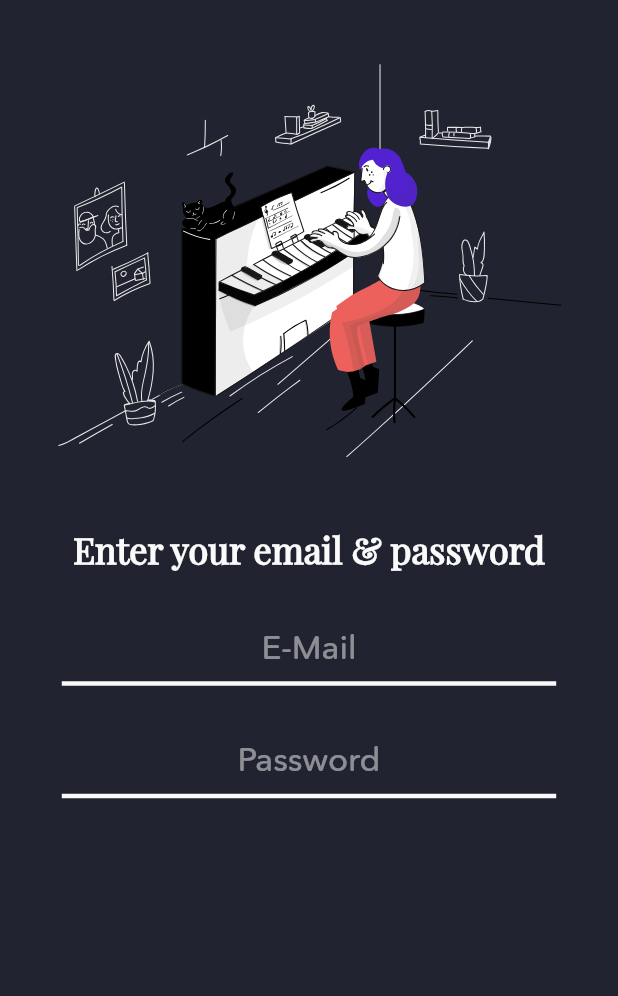
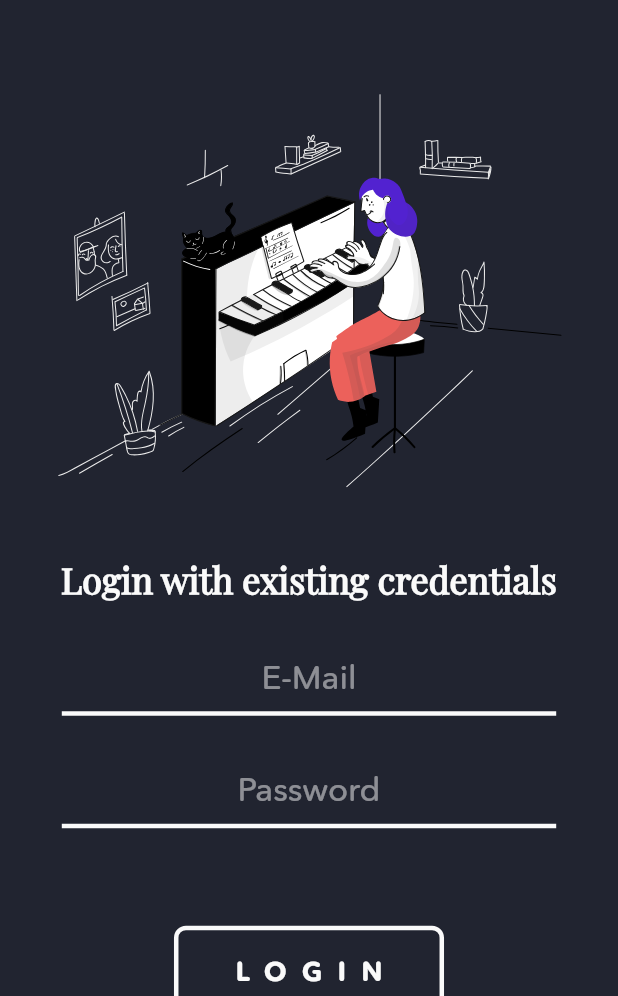
Before and after one commit to jokilic/zadatko, a Flutter app: the screen it shows after launch, after a tap on "LOGIN", on a phone screen of 412 x 824 dp, the part 240-1236 px from its top. Run offline on Flutter 3.47's test engine with Material 2 defaults, Android fonts, the phone set to English and light mode, and no system bars; our stand-ins replace firebase_auth, firebase_core, flutter_svg; accounts and stored records are empty; project files that could hold a hidden picture were left out.

Commit message:
Working on the StartScreen

```diff
--- /dev/null
+++ b/lib/components/hero_section.dart
@@ -0,0 +1,24 @@
+import 'package:flutter/material.dart';
+
+import '../constants.dart';
+
+// The title on the top of the Screen
+class HeroSection extends StatelessWidget {
+  @override
+  Widget build(BuildContext context) {
+    return Column(
+      children: [
+        Text(
+          welcomeString,
+          textAlign: TextAlign.center,
+          style: Theme.of(context).textTheme.headline1.copyWith(fontSize: 28.0),
+        ),
+        Text(
+          appName,
+          textAlign: TextAlign.center,
+          style: Theme.of(context).textTheme.headline1,
+        ),
+      ],
+    );
+  }
+}
--- a/lib/screens/start_screen/components/start_button.dart
+++ b/lib/components/zadatko_button.dart
@@ -1,31 +1,36 @@
 import 'package:flutter/material.dart';
 
-class StartButton extends StatelessWidget {
+import '../constants.dart';
+
+// Standardized button used across the app
+class ZadatkoButton extends StatelessWidget {
   final String text;
   final Function onTap;
-  final Color color;
 
-  StartButton({
+  ZadatkoButton({
     @required this.text,
     @required this.onTap,
-    @required this.color,
   });
 
   @override
   Widget build(BuildContext context) {
     return FlatButton(
       padding: EdgeInsets.symmetric(
-        horizontal: 28.0,
-        vertical: 16.0,
+        horizontal: 36.0,
+        vertical: 20.0,
       ),
       child: Text(
         text,
         style: Theme.of(context).textTheme.button,
       ),
       onPressed: onTap,
-      color: color,
+      // color: color,
       shape: RoundedRectangleBorder(
         borderRadius: BorderRadius.circular(8.0),
+        side: BorderSide(
+          color: lightColor,
+          width: 3,
+        ),
       ),
     );
   }
--- a/lib/screens/start_screen/components/start_text_field.dart
+++ b/lib/components/zadatko_text_field.dart
@@ -1,16 +1,19 @@
 import 'package:flutter/material.dart';
 
-import '../../../constants.dart';
+import '../constants.dart';
 
-class StartTextField extends StatelessWidget {
-  final Function onChanged;
+// Standardized TextField used across the app
+// TODO: Potentially make the TextField nicer looking
+// TODO: Create FocusNodes
+class ZadatkoTextField extends StatelessWidget {
   final String hintText;
   final bool isObscureText;
+  final TextEditingController textEditingController;
 
-  StartTextField({
-    @required this.onChanged,
+  ZadatkoTextField({
     @required this.hintText,
     this.isObscureText = false,
+    @required this.textEditingController,
   });
 
   @override
@@ -22,7 +25,7 @@ class StartTextField extends StatelessWidget {
       child: Column(
         children: [
           TextField(
-            onChanged: onChanged,
+            controller: textEditingController,
             obscureText: isObscureText,
             textAlign: TextAlign.center,
             style: TextStyle(
--- a/lib/constants.dart
+++ b/lib/constants.dart
@@ -31,12 +31,28 @@ const List<String> illustrations = [
   yogaIllustration,
 ];
 
+// Error Strings
+const String loginUserNotFoundString = 'Usero not foundo.';
+const String loginWrongPasswordString = 'Passwordo is wrongo.';
+const String signupAccountExistsString = 'Accounto already existando.';
+const String signupWeakPasswordString = 'Passwordo not strongo enough.';
+const String signupGeneralErrorString = 'Accounto already existando.';
+const String generalErrorString = 'Erroro has happendo.';
+
 // Start Screen
 const String welcomeString = 'Welcome to';
 const String loginString = 'Login';
 const String signupString = 'Signup';
 const String emailHintText = 'E-Mail';
 const String passwordHintText = 'Password';
+const String loginTitle = 'Login with existing credentials';
+const String signupTitle = 'Create a new account below';
+const String bottomTextFirstString = 'You can ';
+const String bottomTextSecondString = ' instead.';
+
+// Tasks Screen
+const String connectedString = 'You are logindo!\n\n🥳';
+const String errorString = 'Erroro has happendo!\n\n🥺';
 
 // Main.dart
 ThemeData theme() {
--- a/lib/main.dart
+++ b/lib/main.dart
@@ -1,25 +1,20 @@
 import 'package:flutter/material.dart';
-import 'package:provider/provider.dart';
 
 import './constants.dart';
 import './routes.dart';
-import './models/task.dart';
-import './screens/start_screen/start_screen.dart';
+import './screens/loading_screen/loading_screen.dart';
 
 void main() => runApp(Zadatko());
 
 class Zadatko extends StatelessWidget {
   @override
   Widget build(BuildContext context) {
-    return ChangeNotifierProvider<Task>(
-      create: (context) => Task(),
-      child: MaterialApp(
-        debugShowCheckedModeBanner: false,
-        title: appName,
-        theme: theme(),
-        initialRoute: StartScreen.routeName,
-        routes: routes,
-      ),
+    return MaterialApp(
+      debugShowCheckedModeBanner: false,
+      title: appName,
+      theme: theme(),
+      initialRoute: LoadingScreen.routeName,
+      routes: routes,
     );
   }
 }
--- a/lib/models/auth.dart
+++ b/lib/models/auth.dart
@@ -1,21 +1,75 @@
-import 'package:flutter/cupertino.dart';
+import 'dart:async';
 
-class Auth extends ChangeNotifier {
-  String email;
-  String password;
+import 'package:firebase_auth/firebase_auth.dart';
 
-  Auth({
-    this.email,
-    this.password,
-  });
+enum LoginState {
+  loggedIn,
+  userNotFound,
+  wrongPassword,
+  generalError,
+}
 
-  void createEmail(String typedEmail) {
-    email = typedEmail;
-    notifyListeners();
+enum SignupState {
+  signedUp,
+  accountExists,
+  weakPassword,
+  generalError,
+}
+
+LoginState loginState;
+SignupState signupState;
+
+FirebaseAuth firebaseAuth = FirebaseAuth.instance;
+
+class Auth {
+  // Login to Firebase with Email & Password
+  Future<void> loginFirebase(String email, String password) async {
+    try {
+      await firebaseAuth.signInWithEmailAndPassword(
+        email: email,
+        password: password,
+      );
+      loginState = LoginState.loggedIn;
+      print(loginState);
+    } on FirebaseAuthException catch (e) {
+      if (e.code == 'user-not-found') {
+        loginState = LoginState.userNotFound;
+        print(loginState);
+      } else if (e.code == 'wrong-password') {
+        loginState = LoginState.wrongPassword;
+        print(loginState);
+      }
+    } catch (e) {
+      loginState = LoginState.generalError;
+      print(loginState);
+      print('Zadatko: ${e.toString()}');
+      print(e.message);
+    }
   }
 
-  void createPassword(String typedPassword) {
-    password = typedPassword;
-    notifyListeners();
+  // Signup to Firebase with Email & Password
+  Future<void> signupFirebase(String email, String password) async {
+    try {
+      await firebaseAuth.createUserWithEmailAndPassword(
+        email: email,
+        password: password,
+      );
+      signupState = SignupState.signedUp;
+    } on FirebaseAuthException catch (e) {
+      if (e.code == 'weak-password') {
+        signupState = SignupState.weakPassword;
+        print('Zadatko: The password provided is too weak.');
+      } else if (e.code == 'email-already-in-use') {
+        signupState = SignupState.accountExists;
+        print('Zadatko: The account already exists for that email.');
+      }
+    } catch (e) {
+      signupState = SignupState.generalError;
+      print('Zadatko: ${e.toString()}');
+      print(e.message);
+    }
   }
+
+  // Sign out of Firebase
+  Future<void> signOutFirebase() async => await firebaseAuth.signOut();
 }
--- a/lib/models/task.dart
+++ b/lib/models/task.dart
@@ -1,12 +1,16 @@
-import 'package:flutter/cupertino.dart';
+import 'package:flutter/material.dart';
+
+import './tag.dart';
 
 class Task extends ChangeNotifier {
   final String text;
+  final Tag tag;
   final Color color;
   bool isDone;
 
   Task({
     this.text,
+    this.tag,
     this.color,
     this.isDone = false,
   });
--- a/lib/routes.dart
+++ b/lib/routes.dart
@@ -1,9 +1,11 @@
 import 'package:flutter/widgets.dart';
 
+import './screens/loading_screen/loading_screen.dart';
 import './screens/start_screen/start_screen.dart';
-import './screens/home_screen/home_screen.dart';
+import './screens/tasks_screen/tasks_screen.dart';
 
 final Map<String, WidgetBuilder> routes = {
+  LoadingScreen.routeName: (context) => LoadingScreen(),
   StartScreen.routeName: (context) => StartScreen(),
-  HomeScreen.routeName: (context) => HomeScreen(),
+  TasksScreen.routeName: (context) => TasksScreen(),
 };
--- /dev/null
+++ b/lib/screens/loading_screen/loading_screen.dart
@@ -0,0 +1,44 @@
+import 'package:flutter/material.dart';
+import 'package:firebase_core/firebase_core.dart';
+import 'package:firebase_auth/firebase_auth.dart';
+
+import '../../components/loading.dart';
+import '../../components/error_screen.dart';
+import '../start_screen/start_screen.dart';
+import '../tasks_screen/tasks_screen.dart';
+
+class LoadingScreen extends StatelessWidget {
+  static const routeName = '/loading-screen';
+
+  // Initialize Firebase App
+  final Future<FirebaseApp> _initialization = Firebase.initializeApp();
+
+  @override
+  Widget build(BuildContext context) {
+    return FutureBuilder(
+      future: _initialization,
+      builder: (context, snapshot) {
+        // Show Error Screen if the initialization throws an error
+        if (snapshot.hasError) {
+          return ErrorScreen();
+        }
+
+        // Return a StreamBuilder if the Firebase app initializes
+        if (snapshot.connectionState == ConnectionState.done) {
+          return StreamBuilder<User>(
+              stream: FirebaseAuth.instance.authStateChanges(),
+              builder: (context, snapshot) {
+                // Show TasksScreen if the user is logged in
+                if (snapshot.hasData) return TasksScreen();
+
+                // Show StartScreen if the user is not logged in
+                return StartScreen();
+              });
+        }
+
+        // Show a LoadingScreen while waiting
+        return Loading();
+      },
+    );
+  }
+}
--- /dev/null
+++ b/lib/screens/start_screen/components/build_start_buttons.dart
@@ -0,0 +1,28 @@
+import 'package:flutter/material.dart';
+
+import '../../../components/zadatko_button.dart';
+import '../../../constants.dart';
+
+// Create buttons used in the StartScreen
+Widget buildStartButtons({
+  @required BuildContext context,
+  @required Function loginOnTap,
+  @required Function signupOnTap,
+}) {
+  return Container(
+    child: Column(
+      children: [
+        SizedBox(height: 24.0),
+        ZadatkoButton(
+          text: loginString.toUpperCase(),
+          onTap: loginOnTap,
+        ),
+        SizedBox(height: 32.0),
+        ZadatkoButton(
+          text: signupString.toUpperCase(),
+          onTap: signupOnTap,
+        ),
+      ],
+    ),
+  );
+}
--- /dev/null
+++ b/lib/screens/start_screen/components/start_fields.dart
@@ -0,0 +1,99 @@
+import 'package:flutter/material.dart';
+
+import '../../../constants.dart';
+import '../../../components/zadatko_text_field.dart';
+import '../../../components/zadatko_button.dart';
+import '../../../models/auth.dart';
+
+// Create TextFields & other elements used in the StartScreen
+class StartFields extends StatelessWidget {
+  final String titleText;
+  final String buttonText;
+  final String bottomText;
+  final String errorText;
+  final TextEditingController emailController;
+  final TextEditingController passwordController;
+  final Function buttonCallback;
+  final Function bottomTextCallback;
+
+  StartFields({
+    @required this.titleText,
+    @required this.buttonText,
+    @required this.bottomText,
+    @required this.emailController,
+    @required this.passwordController,
+    @required this.buttonCallback,
+    @required this.bottomTextCallback,
+    @required this.errorText,
+  });
+
+  @override
+  Widget build(BuildContext context) {
+    return Container(
+      padding: EdgeInsets.symmetric(horizontal: 36.0),
+      child: Column(
+        children: [
+          Text(
+            titleText,
+            textAlign: TextAlign.center,
+            style:
+                Theme.of(context).textTheme.headline1.copyWith(fontSize: 24.0),
+          ),
+          SizedBox(height: 24.0),
+          ZadatkoTextField(
+            hintText: emailHintText,
+            textEditingController: emailController,
+          ),
+          SizedBox(height: 24.0),
+          ZadatkoTextField(
+            hintText: passwordHintText,
+            isObscureText: true,
+            textEditingController: passwordController,
+          ),
+          SizedBox(height: 20.0),
+          Text(
+            errorText,
+            textAlign: TextAlign.center,
+            style:
+                Theme.of(context).textTheme.bodyText1.copyWith(fontSize: 20.0),
+          ),
+          SizedBox(height: 20.0),
+          ZadatkoButton(
+            text: buttonText,
+            onTap: buttonCallback,
+          ),
+          SizedBox(height: 12.0),
+          Row(
+            mainAxisAlignment: MainAxisAlignment.center,
+            children: [
+              Text(
+                bottomTextFirstString,
+                style: Theme.of(context)
+                    .textTheme
+                    .bodyText1
+                    .copyWith(fontSize: 18.0),
+              ),
+              GestureDetector(
+                onTap: bottomTextCallback,
+                child: Text(
+                  bottomText,
+                  style: Theme.of(context).textTheme.bodyText1.copyWith(
+                        fontSize: 18.0,
+                        fontWeight: FontWeight.w700,
+                      ),
+                ),
+              ),
+              Text(
+                bottomTextSecondString,
+                style: Theme.of(context)
+                    .textTheme
+                    .bodyText1
+                    .copyWith(fontSize: 18.0),
+              ),
+            ],
+          ),
+        ],
+      ),
+    );
+  }
+}
--- a/lib/screens/start_screen/start_screen.dart
+++ b/lib/screens/start_screen/start_screen.dart
@@ -1,34 +1,83 @@
 import 'dart:math';
-
 import 'package:flutter/material.dart';
 import 'package:flutter_svg/flutter_svg.dart';
-import 'package:zadatko/constants.dart';
-import 'package:zadatko/screens/start_screen/components/start_text_field.dart';
 
-import 'components/start_button.dart';
+import '../../constants.dart';
+import '../../models/auth.dart';
+import './components/start_fields.dart';
+import './components/build_start_buttons.dart';
+import '../../components/hero_section.dart';
 
-enum StartState {
+enum StartFieldsState {
   start,
   login,
   signup,
 }
 
+StartFieldsState startFieldsState = StartFieldsState.start;
+String loginErrorText = '';
+String signupErrorText = '';
+
 class StartScreen extends StatefulWidget {
-  static const routeName = '/login-screen';
+  static const routeName = '/start-screen';
 
   @override
   _StartScreenState createState() => _StartScreenState();
 }
 
 class _StartScreenState extends State<StartScreen> {
-  StartState startState = StartState.start;
+  TextEditingController emailController = TextEditingController();
+  TextEditingController passwordController = TextEditingController();
 
+  // Get an illustration to show on the StartScreen
   String get getRandomIllustration =>
       illustrations[Random().nextInt(illustrations.length)];
 
-  void changeStartScreenState(StartState newStartState) {
+  // Used for Login errors
+  void generateLoginErrorText() {
+    switch (loginState) {
+      case LoginState.userNotFound:
+        loginErrorText = loginUserNotFoundString;
+        break;
+      case LoginState.wrongPassword:
+        loginErrorText = loginWrongPasswordString;
+        break;
+      case LoginState.generalError:
+        loginErrorText = generalErrorString;
+        break;
+      case LoginState.loggedIn:
+        loginErrorText = '';
+        break;
+      default:
+        loginErrorText = '';
+    }
+    setState(() {});
+  }
+
+  void generateSignupErrorText() {
+    switch (signupState) {
+      case SignupState.accountExists:
+        signupErrorText = signupAccountExistsString;
+        break;
+      case SignupState.weakPassword:
+        signupErrorText = signupWeakPasswordString;
+        break;
+      case SignupState.generalError:
+        signupErrorText = generalErrorString;
+        break;
+      case SignupState.signedUp:
+        signupErrorText = '';
+        break;
+      default:
+        signupErrorText = '';
+    }
+    setState(() {});
+  }
+
+  // Change the StartFieldsState enum
+  void changeStartScreenState(StartFieldsState newStartFieldsState) {
     setState(() {
-      startState = newStartState;
+      startFieldsState = newStartFieldsState;
     });
   }
 
@@ -40,43 +89,71 @@ class _StartScreenState extends State<StartScreen> {
       backgroundColor: darkColor,
       body: SafeArea(
         child: SingleChildScrollView(
+          physics: BouncingScrollPhysics(),
           child: Container(
             width: size.width,
             child: Column(
               children: [
                 SizedBox(height: 56.0),
-                Column(
-                  children: [
-                    Text(
-                      welcomeString,
-                      textAlign: TextAlign.center,
-                      style: Theme.of(context)
-                          .textTheme
-                          .headline1
-                          .copyWith(fontSize: 28.0),
-                    ),
-                    Text(
-                      appName,
-                      textAlign: TextAlign.center,
-                      style: Theme.of(context).textTheme.headline1,
-                    ),
-                  ],
-                ),
-                SizedBox(height: 36.0),
+                HeroSection(),
+                SizedBox(height: 56.0),
                 SvgPicture.asset(
                   getRandomIllustration,
                   width: size.width * 0.9,
                 ),
                 SizedBox(height: 36.0),
-                if (startState == StartState.start)
+                if (startFieldsState == StartFieldsState.start)
+                  // Show Login & Signup Buttons
                   buildStartButtons(
-                    loginOnTap: () => changeStartScreenState(StartState.login),
+                    context: context,
+                    loginOnTap: () =>
+                        changeStartScreenState(StartFieldsState.login),
                     signupOnTap: () =>
-                        changeStartScreenState(StartState.signup),
+                        changeStartScreenState(StartFieldsState.signup),
                   ),
-                if (startState == StartState.login) buildLoginFields(context),
-
-                // TODO: Create fields for Signup and make an if statement to show it here.
+                if (startFieldsState == StartFieldsState.login)
+                  // Show Login fields
+                  StartFields(
+                    titleText: loginTitle,
+                    buttonText: loginString.toUpperCase(),
+                    bottomText: signupString,
+                    errorText: loginErrorText,
+                    emailController: emailController,
+                    passwordController: passwordController,
+                    buttonCallback: () async {
+                      // TODO: Make some Loading indicator while waiting
+                      await Auth().loginFirebase(
+                        emailController.text,
+                        passwordController.text,
+                      );
+                      generateLoginErrorText();
+                    },
+                    bottomTextCallback: () =>
+                        // TODO: Clear fields & Error text
+                        changeStartScreenState(StartFieldsState.signup),
+                  ),
+                if (startFieldsState == StartFieldsState.signup)
+                  // Show Signup Buttons
+                  StartFields(
+                    titleText: signupTitle,
+                    buttonText: signupString.toUpperCase(),
+                    bottomText: loginString,
+                    errorText: signupErrorText,
+                    emailController: emailController,
+                    passwordController: passwordController,
+                    buttonCallback: () async {
+                      // TODO: Make some Loading indicator while waiting
+                      await Auth().signupFirebase(
+                        emailController.text,
+                        passwordController.text,
+                      );
+                      generateSignupErrorText();
+                    },
+                    bottomTextCallback: () =>
+                        // TODO: Clear fields & Error text
+                        changeStartScreenState(StartFieldsState.login),
+                  ),
+                SizedBox(height: 100.0),
               ],
             ),
           ),
@@ -84,54 +161,4 @@ class _StartScreenState extends State<StartScreen> {
       ),
     );
   }
-
-  Widget buildLoginFields(BuildContext context) {
-    return Container(
-      padding: EdgeInsets.symmetric(horizontal: 36.0),
-      child: Column(
-        children: [
-          Text(
-            'Enter your email & password',
-            textAlign: TextAlign.center,
-            style:
-                Theme.of(context).textTheme.headline1.copyWith(fontSize: 24.0),
-          ),
-          SizedBox(height: 24.0),
-          StartTextField(
-            hintText: emailHintText,
-            onChanged: (value) => null,
-          ),
-          SizedBox(height: 24.0),
-          StartTextField(
-            hintText: passwordHintText,
-            isObscureText: true,
-            onChanged: (value) => null,
-          ),
-          SizedBox(height: 100.0),
-        ],
-      ),
-    );
-  }
-
-  Widget buildStartButtons(
-      {@required Function loginOnTap, @required Function signupOnTap}) {
-    return Container(
-      child: Column(
-        children: [
-          SizedBox(height: 32.0),
-          StartButton(
-            text: loginString.toUpperCase(),
-            onTap: loginOnTap,
-            color: blueColor,
-          ),
-          SizedBox(height: 32.0),
-          StartButton(
-            text: signupString.toUpperCase(),
-            onTap: signupOnTap,
-            color: redColor,
-          ),
-        ],
-      ),
-    );
-  }
 }
--- a/pubspec.yaml
+++ b/pubspec.yaml
@@ -13,7 +13,6 @@ dependencies:
     sdk: flutter
   cupertino_icons: ^0.1.3
   flutter_svg: ^0.19.0
-  provider: ^4.3.2+2
   firebase_core: ^0.5.0
   firebase_auth: ^0.18.0+1
   cloud_firestore: ^0.14.0+2
```
Also changed, not shown: lib/components/error_screen.dart (renamed from lib/screens/home_screen/components/error_screen.dart, +6 -5 lines), lib/components/loading.dart (renamed from lib/screens/home_screen/components/loading.dart, +2 -7 lines), lib/models/tag.dart (added, +8 -0 lines), lib/screens/home_screen/components/app_running.dart (deleted, +0 -56 lines), lib/screens/home_screen/home_screen.dart (deleted, +0 -32 lines), lib/screens/tasks_screen/tasks_screen.dart (added, +34 -0 lines), pubspec.lock.
